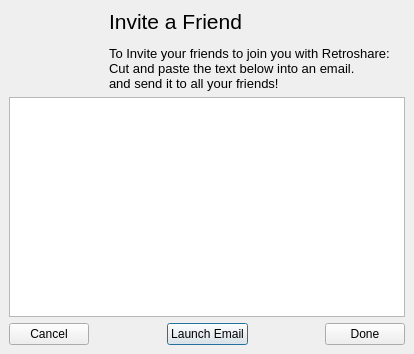
Before: the Qt Designer form rs-Qt-gui/src/gui/connect/InviteDialog.ui in autoscatto/retroshare, drawn with Qt 5.
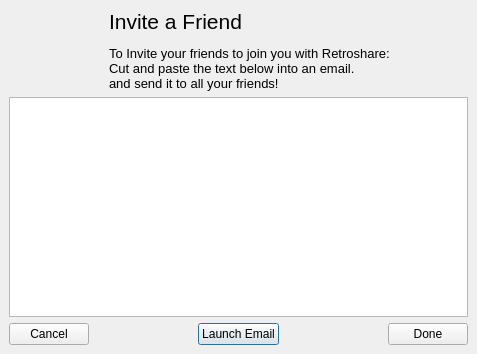
After: the same form once the commit is applied.

Commit message: fixed Dialog to show the key bether.

```diff
--- a/rs-Qt-gui/src/gui/connect/InviteDialog.ui
+++ b/rs-Qt-gui/src/gui/connect/InviteDialog.ui
@@ -5,7 +5,7 @@
    <rect>
     <x>0</x>
     <y>0</y>
-    <width>414</width>
+    <width>477</width>
     <height>354</height>
    </rect>
   </property>
@@ -40,7 +40,7 @@
      <property name="html" >
       <string>&lt;html>&lt;head>&lt;meta name="qrichtext" content="1" />&lt;style type="text/css">
 p, li { white-space: pre-wrap; }
-&lt;/style>&lt;/head>&lt;body style=" font-family:'Sans Serif'; font-size:9pt; font-weight:400; font-style:normal; text-decoration:none;">
+&lt;/style>&lt;/head>&lt;body style=" font-family:'MS Shell Dlg 2'; font-size:8.25pt; font-weight:400; font-style:normal; text-decoration:none;">
 &lt;p style="-qt-paragraph-type:empty; margin-top:0px; margin-bottom:0px; margin-left:0px; margin-right:0px; -qt-block-indent:0; text-indent:0px; font-family:'Arial'; font-size:8pt;">&lt;/p>&lt;/body>&lt;/html></string>
      </property>
      <property name="acceptRichText" >
```
